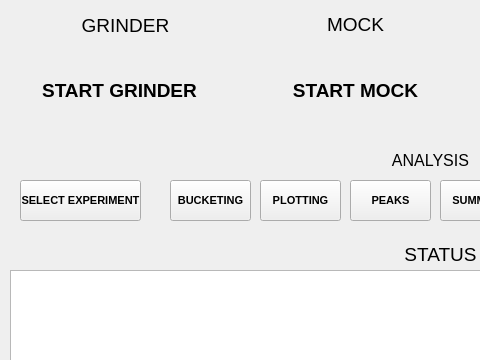
The window that style/interface.ui (lasseaeggen/SiNRI) describes before a commit, drawn with Qt 5; both pictures show x 0 to 480 and y 0 to 360 of the 860 by 450 pixel window.
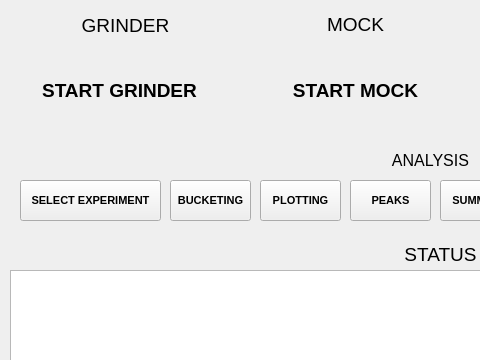
The same window after the commit.

What changed in the file:
```diff
--- a/style/interface.ui
+++ b/style/interface.ui
@@ -650,7 +650,7 @@
      <rect>
       <x>10</x>
       <y>30</y>
-      <width>121</width>
+      <width>141</width>
       <height>41</height>
      </rect>
     </property>
```
Left out of the diff: 6 changed lines with no effect on the pictures.
